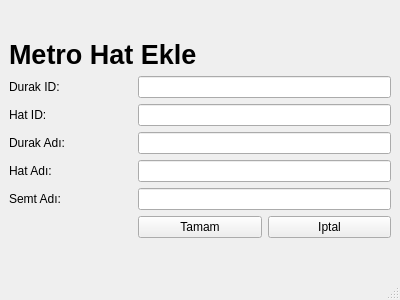
Qt form Uygulama/hateklemetro.ui (ergenekonyigit/heysem) before a commit.
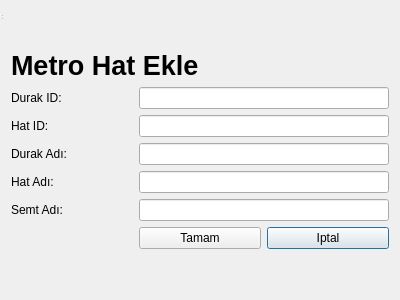
The same form after that commit.

The edit to the form file:
```diff
--- a/Uygulama/hateklemetro.ui
+++ b/Uygulama/hateklemetro.ui
@@ -1,7 +1,7 @@
 <?xml version="1.0" encoding="UTF-8"?>
 <ui version="4.0">
  <class>HatEkleMetro</class>
- <widget class="QMainWindow" name="HatEkleMetro">
+ <widget class="QDialog" name="HatEkleMetro">
   <property name="geometry">
    <rect>
     <x>0</x>
@@ -11,9 +11,10 @@
    </rect>
   </property>
   <property name="windowTitle">
-   <string>MainWindow</string>
+   <string>Metro Hat Ekle</string>
   </property>
-  <widget class="QWidget" name="centralwidget">
+  <layout class="QGridLayout" name="gridLayout_3">
+   <item row="1" column="0">
    <layout class="QGridLayout" name="gridLayout_2">
     <item row="2" column="0">
      <spacer name="verticalSpacer">
@@ -124,18 +125,18 @@
      </spacer>
     </item>
    </layout>
-  </widget>
-  <widget class="QMenuBar" name="menubar">
+   </item>
+  </layout>
+  <widget class="QStatusBar" name="statusbar">
    <property name="geometry">
     <rect>
      <x>0</x>
      <y>0</y>
-     <width>400</width>
-     <height>22</height>
+     <width>3</width>
+     <height>21</height>
     </rect>
    </property>
   </widget>
-  <widget class="QStatusBar" name="statusbar"/>
  </widget>
  <resources/>
  <connections/>
```
Lines whose indentation alone changed are shown as unchanged.
